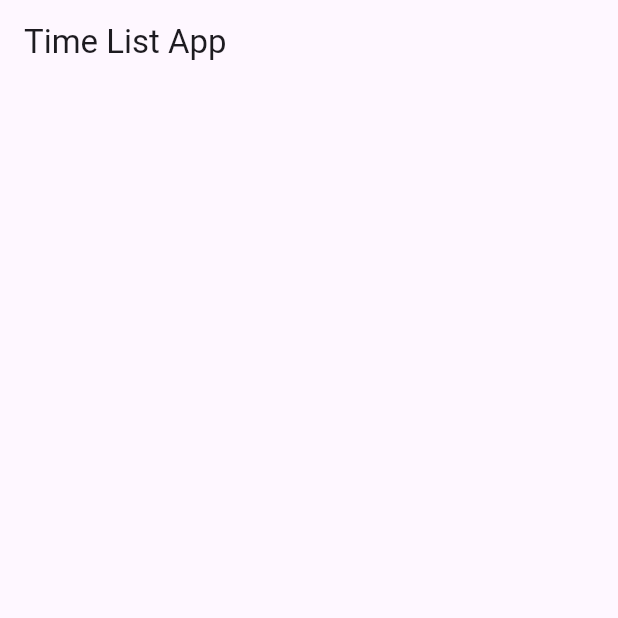
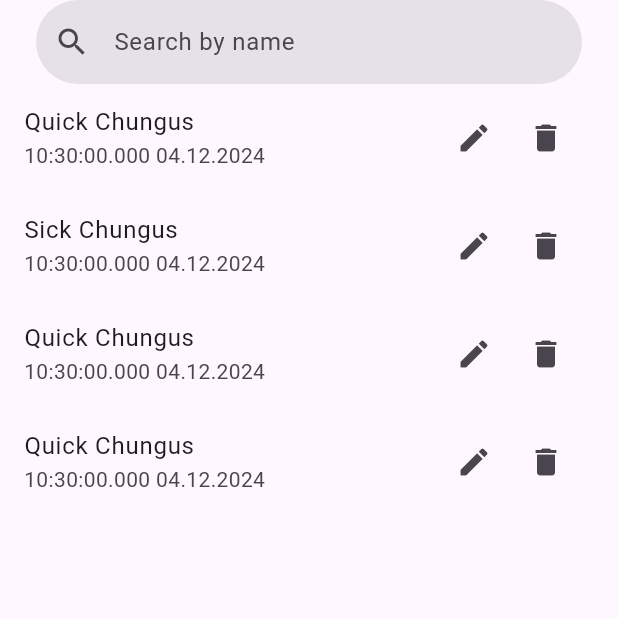
Before and after one commit to KastenKlicker/lichtschranke, a Flutter app: the screen it shows after launch, after a tap on the "delete" icon, on a phone screen of 412 x 824 dp, the top half of it. Run offline on Flutter 3.47's test engine with Material 3 defaults, Android fonts, the phone set to English and light mode, and no system bars; our stand-ins replace shared_preferences.

Commit message:
Search seems to work

```diff
--- a/lib/main.dart
+++ b/lib/main.dart
@@ -7,16 +7,17 @@ import 'package:shared_preferences/shared_preferences.dart';
 class TimeEntry {
 
   String time; // Reference modification to include milliseconds
+  String date; // Added field for date
   String name;
 
-  TimeEntry({required this.time, this.name = ''}); // Ensure usage of updated format
+  TimeEntry({required this.time, required this.date, this.name = ''}); // Ensure usage of updated format
 
   Map<String, String> toMap() { // Ensure time format includes milliseconds
-    return {'time': time, 'name': name};
+    return {'time': time, 'date': date, 'name': name};
   }
 
   static TimeEntry fromMap(Map<String, String> map) {
-    return TimeEntry(time: map['time']!, name: map['name'] ?? ''); // Ensure updated format
+    return TimeEntry(time: map['time']!, date: map['date']!, name: map['name'] ?? ''); // Ensure updated format
 
   }
 }
@@ -78,24 +79,24 @@ class TimeListScreen extends StatefulWidget {
 
 class _TimeListScreenState extends State<TimeListScreen> {
   List<TimeEntry> _times = [];
+  List<TimeEntry> _filteredTimes = [];
+  String _currentSearchQuery = '';
   // Dummy method to simulate receiving times over Bluetooth
-  void _simulateBluetoothTimeEntry() {
-    // Simulate receiving a new time entry
-    final receivedTimeEntry = TimeEntry(time: DateFormat('HH:mm:ss.SSS').format(DateTime.now()), name: 'Received via Bluetooth');
-    setState(() {
-      _times.add(receivedTimeEntry);
-    });
-    _saveTimes();
-  }
 
 void _editName(int index) {
   showDialog(
     context: context,
     builder: (context) => EditNameDialog(
-        initialName: _times[index].name,
+      initialName: _filteredTimes[index].name,
       onNameChanged: (newName) {
         setState(() {
-            _times[index].name = newName;
+          _filteredTimes[index].name = newName;
+          int originalIndex = _times.indexWhere((entry) =>
+              entry.time == _filteredTimes[index].time &&
+              entry.date == _filteredTimes[index].date);
+          if (originalIndex != -1) {
+            _times[originalIndex].name = newName;
+          }
         });
         _saveTimes();
      },
@@ -106,8 +107,24 @@ class _TimeListScreenState extends State<TimeListScreen> {
   @override
   void initState() {
     super.initState();
-    _loadTimes();
-    _simulateBluetoothTimeEntry();
+    _addTestData();
+    _filteredTimes = List.from(_times)..sort((a, b) => b.time.compareTo(a.time));
+
+  }
+
+  void _addTestData() {
+    List<String> names = [
+      'Big Chungus',
+      'Big Chungus',
+      'Quick Chungus',
+      'Quick Chungus',
+      'Quick Chungus',
+      'Sick Chungus'
+    ];
+    names.shuffle();
+    for (var name in names) {
+      _times.add(TimeEntry(time: DateFormat('HH:mm:ss.SSS').format(DateTime.now()), date: DateFormat('dd.MM.yyyy').format(DateTime.now()), name: name));
+    }
   }
 
   // Load times from SharedPreferences
@@ -134,45 +151,94 @@ class _TimeListScreenState extends State<TimeListScreen> {
   // Delete a time entry
   void _deleteTime(int index) async {
     setState(() {
-      _times.removeAt(index);
+      TimeEntry timeEntry = _filteredTimes[index];
+      _filteredTimes.removeAt(index);
+
+      // Entferne nur den klar identifizierten Eintrag aus `_times`
+      _times.removeWhere((entry) =>
+      entry.time == timeEntry.time &&
+          entry.date == timeEntry.date &&
+          entry.name == timeEntry.name);
+
+      // Aktualisiere die gefilterte Liste erneut nach der Löschung:
+      _filterTimes(_currentSearchQuery);
     });
     _saveTimes();
   }
 
   // Add a new time
   void _addTime() async {
-    final newTimeEntry = TimeEntry(time: DateFormat('HH:mm:ss.SSS').format(DateTime.now()));
+    final newTimeEntry = TimeEntry(time: DateFormat('HH:mm:ss.SSS').format(DateTime.now()), date: DateFormat('dd.MM.yyyy').format(DateTime.now()));
     setState(() {
       _times.add(newTimeEntry);
     });
     _saveTimes();
   }
 
+  void _filterTimes(String query) {
+    if (query.isEmpty) {
+      setState(() {
+        _filteredTimes = List.from(_times);
+      });
+      return;
+    }
+    List<TimeEntry> filteredTimes = _times.where((entry) => entry.name.toLowerCase().contains(query.toLowerCase())).toList();
+    setState(() {
+      _filteredTimes = filteredTimes;
+    });
+  }
+
   @override
   Widget build(BuildContext context) {
     return Scaffold(
       appBar: AppBar(
-        title: const Text('Time List App'),
+        title: Padding(
+          padding: const EdgeInsets.all(8.0),
+          child: TextField(
+            decoration: const InputDecoration(
+              hintText: 'Search by name',
+              border: OutlineInputBorder(
+                borderRadius: BorderRadius.all(Radius.circular(30.0)),
+                borderSide: BorderSide.none,
+              ),
+              prefixIcon: Icon(Icons.search),
+              filled: true,
+            ),
+            onChanged: (value) {
+              setState(() {
+                _currentSearchQuery = value;
+              });
+              _filterTimes(value);
+            },
+          ),
+        ),
+
+
+        // Remove this line
       ),
       body: ListView.builder(
-        itemCount: _times.length,
+        itemCount: _filteredTimes.length,
         itemBuilder: (context, index) {
-          final entry = _times[index];
+          final entry = _filteredTimes[index];
           return ListTile(
             title: Text(entry.name.isEmpty ? ' ' : entry.name),
 
-            subtitle: Text(entry.time), // Ensure updated format displays correctly
+            subtitle: Text('${entry.time} ${entry.date}'), // Ensure updated format displays correctly
             trailing: Row(
               mainAxisSize: MainAxisSize.min,
               children: [
                 IconButton(
                   icon: const Icon(Icons.edit),
-                  onPressed: () => _editName(index),
+                  onPressed: () {
+                    if (index >= 0 && index < _filteredTimes.length) _editName(index);
+                  },
                 ),
                 IconButton(
                   icon: const Icon(Icons.delete),
-                  onPressed: () => _deleteTime(index),
-                ),
+                  onPressed: () {
+                    if (index >= 0 && index < _filteredTimes.length) _deleteTime(index);
+                  },
+                )
               ],
             ),
           );
```
Lines whose indentation alone changed are shown as unchanged.
